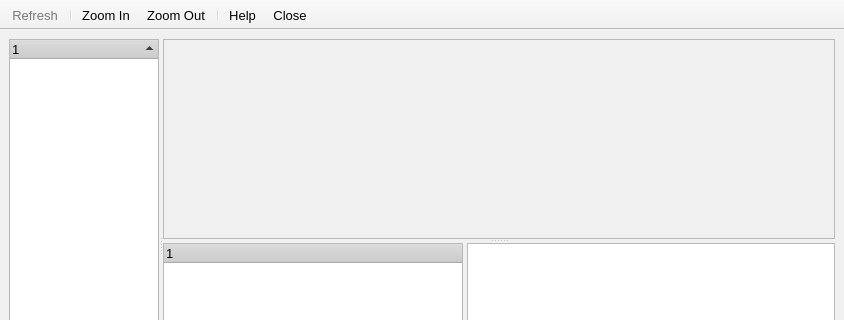
The window that src/gui/network/netviewer.ui (a-ilin/vidalia) describes before a commit, drawn with Qt 5; both pictures show x 0 to 844 and y 0 to 320 of the 844 by 482 pixel window.
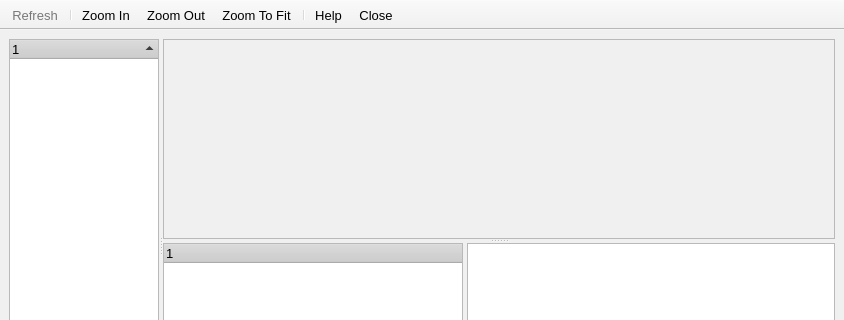
The same window after the commit. Icons and pictures are not drawn. Custom widgets are drawn as their Qt base class.

Commit message:
Add a "Zoom To Fit" button to the network map, to zoom in on all currently displayed circuits.
svn:r1100

The edit to the form file:
```diff
--- a/src/gui/network/netviewer.ui
+++ b/src/gui/network/netviewer.ui
@@ -505,6 +505,7 @@
    <addaction name="separator" />
    <addaction name="actionZoomIn" />
    <addaction name="actionZoomOut" />
+   <addaction name="actionZoomToFit" />
    <addaction name="separator" />
    <addaction name="actionHelp" />
    <addaction name="actionClose" />
@@ -637,6 +638,31 @@
     </font>
    </property>
   </action>
+  <action name="actionZoomToFit" >
+   <property name="icon" >
+    <iconset resource="../res/vidalia_common.qrc" >:/images/22x22/zoom-to-fit.png</iconset>
+   </property>
+   <property name="text" >
+    <string>Zoom To Fit</string>
+   </property>
+   <property name="statusTip" >
+    <string>Zooms to fit all currently displayed circuits.</string>
+   </property>
+   <property name="toolTip" >
+    <string>Zooms to fit all currently displayed circuits.</string>
+   </property>
+   <property name="font" >
+    <font>
+     <family>Arial</family>
+     <pointsize>10</pointsize>
+     <weight>50</weight>
+     <italic>false</italic>
+     <bold>false</bold>
+     <underline>false</underline>
+     <strikeout>false</strikeout>
+    </font>
+   </property>
+  </action>
  </widget>
  <pixmapfunction></pixmapfunction>
  <customwidgets>
```
The commit also changes 7 other files.
